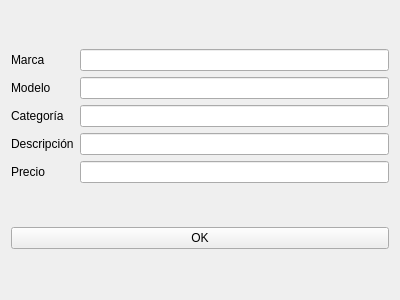
Qt form ui/modify_product.ui (Matiti061/TecnoPC) before a commit.
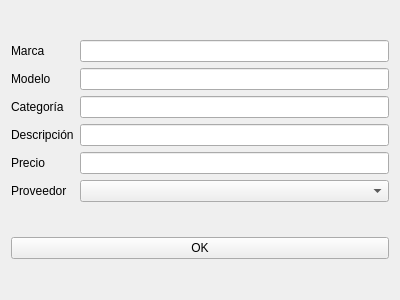
The same form after that commit.

Diff of the .ui file:
```diff
--- a/ui/modify_product.ui
+++ b/ui/modify_product.ui
@@ -51,48 +51,39 @@
        </property>
       </widget>
      </item>
+     <item>
+      <widget class="QLabel" name="label_6">
+       <property name="text">
+        <string>Proveedor</string>
+       </property>
+      </widget>
+     </item>
     </layout>
    </item>
    <item row="0" column="1">
     <layout class="QVBoxLayout" name="verticalLayout_2">
      <item>
-      <widget class="QLineEdit" name="brand_input">
-       <property name="alignment">
-        <set>Qt::AlignmentFlag::AlignLeading|Qt::AlignmentFlag::AlignLeft|Qt::AlignmentFlag::AlignVCenter</set>
-       </property>
-      </widget>
+      <widget class="QLineEdit" name="brand_input"/>
      </item>
      <item>
-      <widget class="QLineEdit" name="model_input">
-       <property name="alignment">
-        <set>Qt::AlignmentFlag::AlignLeading|Qt::AlignmentFlag::AlignLeft|Qt::AlignmentFlag::AlignVCenter</set>
-       </property>
-      </widget>
+      <widget class="QLineEdit" name="model_input"/>
      </item>
      <item>
-      <widget class="QLineEdit" name="category_input">
-       <property name="alignment">
-        <set>Qt::AlignmentFlag::AlignLeading|Qt::AlignmentFlag::AlignLeft|Qt::AlignmentFlag::AlignVCenter</set>
-       </property>
-      </widget>
+      <widget class="QLineEdit" name="category_input"/>
      </item>
      <item>
-      <widget class="QLineEdit" name="description_input">
-       <property name="alignment">
-        <set>Qt::AlignmentFlag::AlignLeading|Qt::AlignmentFlag::AlignLeft|Qt::AlignmentFlag::AlignVCenter</set>
-       </property>
-      </widget>
+      <widget class="QLineEdit" name="description_input"/>
      </item>
      <item>
       <widget class="QLineEdit" name="price_input">
        <property name="inputMask">
         <string/>
        </property>
-       <property name="alignment">
-        <set>Qt::AlignmentFlag::AlignLeading|Qt::AlignmentFlag::AlignLeft|Qt::AlignmentFlag::AlignVCenter</set>
-       </property>
       </widget>
      </item>
+     <item>
+      <widget class="QComboBox" name="provider_input"/>
+     </item>
     </layout>
    </item>
    <item row="1" column="0" colspan="2">
```
Left out of the diff: 2 changed lines with no effect on the pictures.
